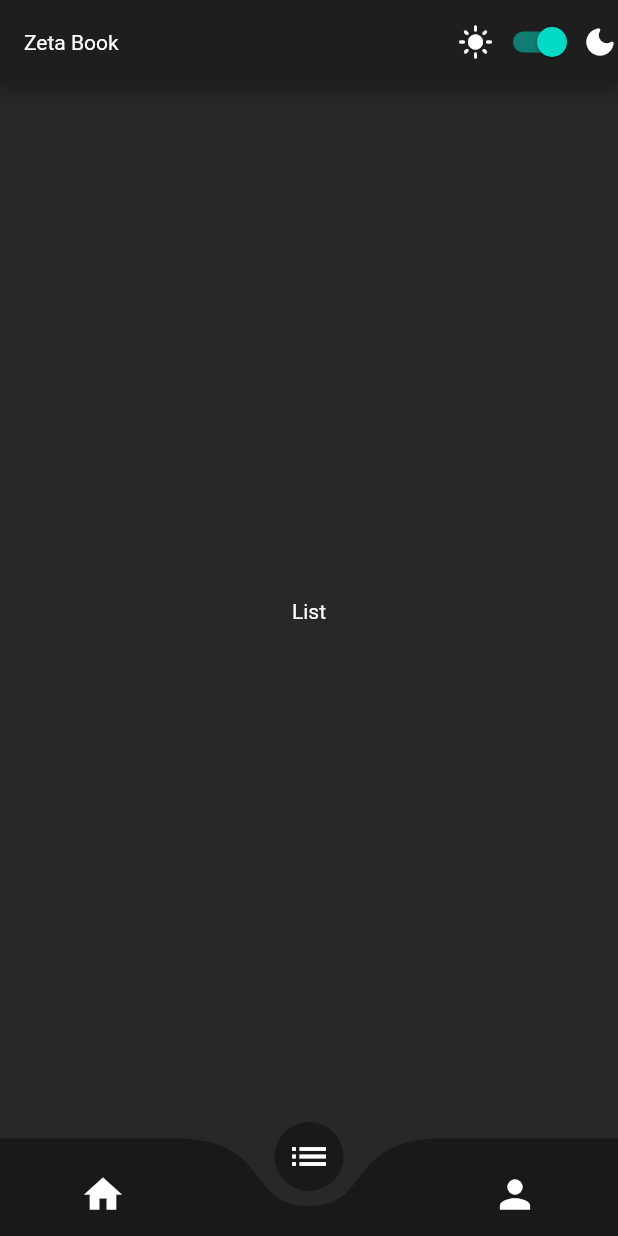
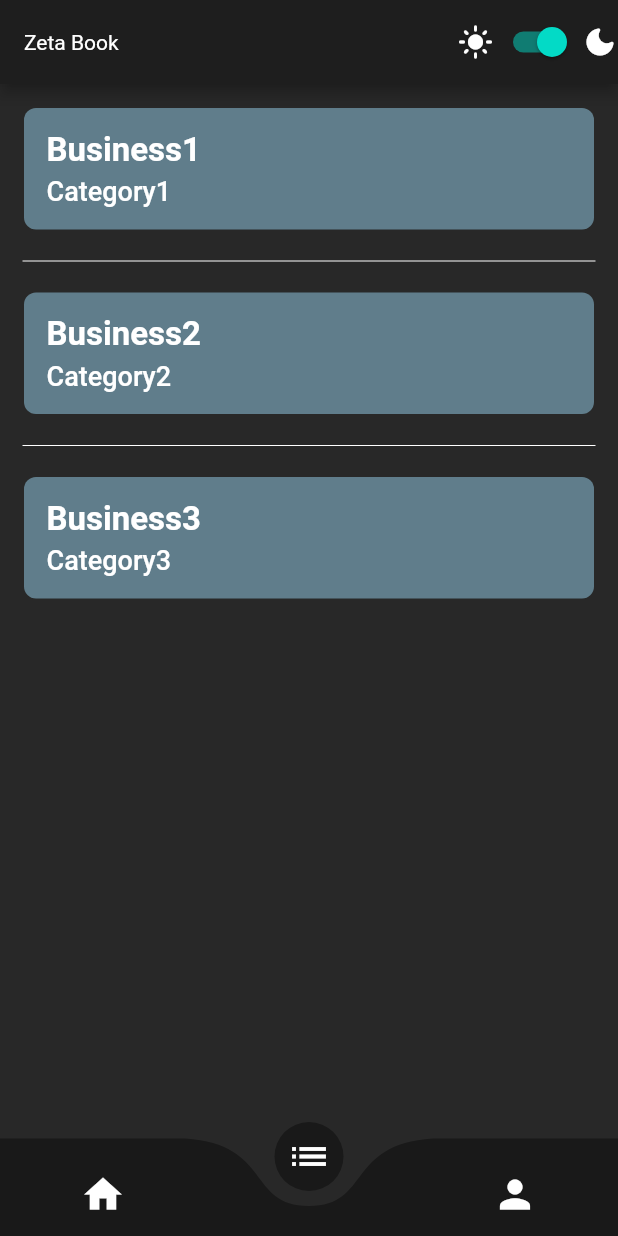
Before and after one commit to ShashiWerdun/Zeta-Book, a Flutter app: the screen it shows after launch, swiped to page 2, on a phone screen of 412 x 824 dp. Run offline on Flutter 3.47's test engine with Material 2 defaults, Android fonts, the phone set to English and light mode, and no system bars; drawn by our look-alikes of curved_navigation_bar.

Commit message:
Business List done

```diff
--- /dev/null
+++ b/lib/businesses_list.dart
@@ -0,0 +1,76 @@
+import 'package:flutter/material.dart';
+
+class BusinessesList extends StatefulWidget {
+  const BusinessesList({Key? key}) : super(key: key);
+
+  @override
+  _BusinessesListState createState() => _BusinessesListState();
+}
+
+class _BusinessesListState extends State<BusinessesList> {
+  var businesses = {
+    'Business1': 'Category1',
+    'Business2': 'Category2',
+    'Business3': 'Category3'
+  };
+  ScrollController listcontroller = ScrollController();
+
+  @override
+  Widget build(BuildContext context) {
+    final bool darkTheme = Theme.of(context).brightness == Brightness.dark;
+    return SafeArea(
+        child: ListView.separated(
+      itemCount: businesses.length,
+      controller: listcontroller,
+      scrollDirection: Axis.vertical,
+      itemBuilder: (context, index) {
+        String title = businesses.keys.toList()[index];
+        return Padding(
+          padding: const EdgeInsets.all(8.0),
+          child: TextButton(
+            onPressed: () {
+
+            },
+            child: Container(
+              width: MediaQuery.of(context).size.width,
+              decoration: BoxDecoration(
+                  borderRadius: BorderRadius.circular(8),
+                  color: darkTheme ? Colors.blueGrey : Colors.white),
+              child: Padding(
+                padding: const EdgeInsets.all(15.0),
+                child: Column(
+                  crossAxisAlignment: CrossAxisAlignment.start,
+                  children: [
+                    Text(
+                      title,
+                      style: TextStyle(
+                          fontWeight: FontWeight.bold,
+                          fontSize: 22,
+                          color: darkTheme ? Colors.white : Colors.black),
+                    ),
+                    SizedBox(
+                      height: 4,
+                    ),
+                    Text(
+                      businesses[title].toString(),
+                      style: TextStyle(
+                          fontSize: 18,
+                          color: darkTheme ? Colors.white : Colors.black),
+                    ),
+                  ],
+                ),
+              ),
+            ),
+          ),
+        );
+      },
+      separatorBuilder: (context, index) => Padding(
+        padding: const EdgeInsets.symmetric(horizontal: 15.0, vertical: 0),
+        child: Divider(
+          color: darkTheme ? Colors.white : Colors.black,
+          height: 10,
+        ),
+      ),
+    ));
+  }
+}
--- a/lib/home_page.dart
+++ b/lib/home_page.dart
@@ -1,6 +1,7 @@
 import 'package:curved_navigation_bar/curved_navigation_bar.dart';
 import 'package:flutter/material.dart';
 import 'package:provider/provider.dart';
+import 'package:zeta_book/businesses_list.dart';
 import 'package:zeta_book/profile_screen.dart';
 import 'package:zeta_book/theme_changer.dart';
 
@@ -45,9 +46,7 @@ class _HomePageState extends State<HomePage> {
           Center(
             child: Text('Home'),
           ),
-          Center(
-            child: Text("List"),
-          ),
+          BusinessesList(),
           ProfileScreen(),
         ],
         scrollDirection: Axis.horizontal,
```
